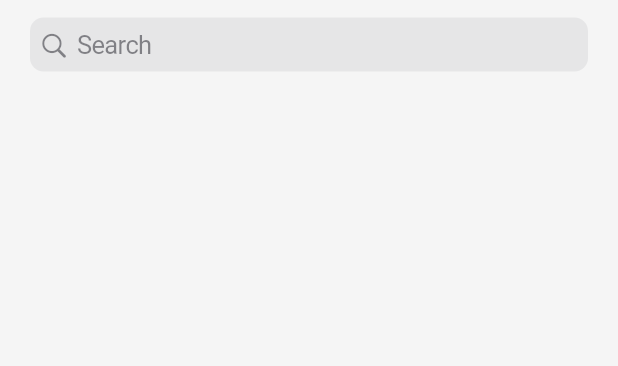
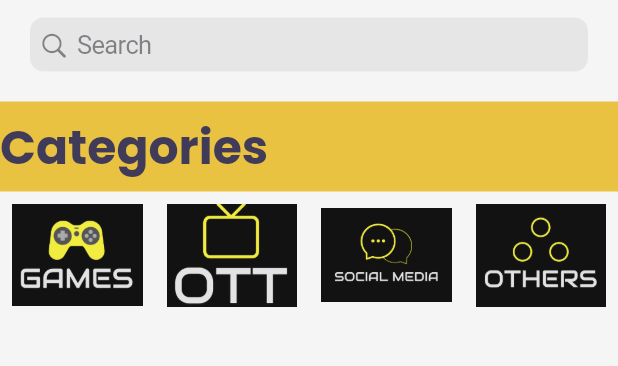
Before and after one commit to Abhishekkr3003/AccUp, a Flutter app: the HomeScreenViewer screen opened by its route, on a phone screen of 412 x 824 dp, the part 89-455 px from its top. Run offline on Flutter 3.47's test engine with Material 2 defaults, Android fonts, the light colour scheme and no system bars; our stand-ins replace cloud_firestore, firebase_auth, firebase_core, flutter_signin_button, fluttertoast, font_awesome_flutter and 3 more; accounts and stored records are empty.

Commit message:
Worked on login and home Page
Co-authored-by: Abhishek Kumar <abhishekkr3003@gmail.com>

```diff
--- a/lib/Pages/HomePage.dart
+++ b/lib/Pages/HomePage.dart
@@ -6,6 +6,7 @@
 import 'package:velocity_x/velocity_x.dart';
 import 'package:accup/widgets/HomePageWidgets/CatalogHeader.dart';
 import 'package:accup/widgets/HomePageWidgets/CatalogShower.dart';
+import 'package:accup/widgets/reusable_card.dart';
 
 class HomePage extends StatefulWidget {
   @override
@@ -77,7 +78,8 @@
           child: Column(
             crossAxisAlignment: CrossAxisAlignment.start,
             children: [
-              Row(
+              Container(
+                child: Row(
                   mainAxisAlignment: MainAxisAlignment.spaceBetween,
                   children: [
                     CatalogHeader().pOnly(left: 20, top: 12, right: 20),
@@ -111,6 +113,7 @@
                           ),
                   ],
                 ).pOnly(left: 20, right: 16),
+              ),
               CupertinoSearchTextField(
                 style: TextStyle(
                   color: context.primaryColor,
@@ -120,6 +123,85 @@
                 },
               ).pOnly(top: 12, left: 20, right: 20),
               20.heightBox,
+              Container(
+                color: Color(0xFFE9C241),
+                height: 60.0,
+                child: Row(
+                  children: [
+                    "Categories"
+                        .text
+                        .xl4
+                        .color(context.accentColor)
+                        .bold
+                        .make(),
+                    SizedBox(
+                      height: 35,
+                      width: 75,
+                    ),
+                    //"Show All".text.xl3.color(context.accentColor).bold.make(),
+                    // GestureDetector(
+                    //   onTap: () {
+                    //     print('object');
+                    //     setState(() {});
+                    //   },
+                    //   child: Icon(
+                    //     Icons.article_outlined,
+                    //     size: 40.0,
+                    //   ),
+                    // ),
+                  ],
+                ),
+              ),
+              Row(
+                crossAxisAlignment: CrossAxisAlignment.center,
+                children: [
+                  Expanded(
+                    //flex: 2, if we want to change the size of the expanded widget to a different ratio.
+                    child: TextButton(
+                      onPressed: () {
+                        setState(() {});
+                      },
+                      child: Image.asset('assets/images/games.png'),
+                    ),
+                  ),
+                  Expanded(
+                    //flex: 2, if we want to change the size of the expanded widget to a different ratio.
+                    child: TextButton(
+                      onPressed: () {
+                        setState(() {});
+                      },
+                      child: Image.asset('assets/images/OTT.png'),
+                    ),
+                  ),
+                  Expanded(
+                    //flex: 2, if we want to change the size of the expanded widget to a different ratio.
+                    child: TextButton(
+                      onPressed: () {
+                        setState(() {});
+                      },
+                      child: Image.asset(
+                        'assets/images/SocialMedia.png',
+                      ),
+                    ),
+                  ),
+                  Expanded(
+                    //flex: 2, if we want to change the size of the expanded widget to a different ratio.
+                    child: TextButton(
+                      onPressed: () {
+                        setState(() {});
+                      },
+                      child: Image.asset(
+                        'assets/images/others.png',
+                      ),
+                    ),
+                  ),
+                ],
+              ),
+
+              //  Container(
+              //    child: GridView(
+              //    ),),
+              // )
               // (CatalogModel.items != null && CatalogModel.items!.length > 0)
               //     ? CatalogShower().pOnly(left: 20, right: 20).expand()
               //     : Center(
--- a/lib/Pages/SplashScreen.dart
+++ b/lib/Pages/SplashScreen.dart
@@ -50,7 +50,7 @@
           child: Row(
             mainAxisAlignment: MainAxisAlignment.center,
             children: [
-              "Cataloap".text.bold.color(context.theme.buttonColor).xl6.make(),
+              "AccUP".text.bold.color(context.theme.buttonColor).xl6.make(),
               Icon(CupertinoIcons.cart)
             ],
           ),
--- a/pubspec.yaml
+++ b/pubspec.yaml
@@ -65,9 +65,8 @@
   uses-material-design: true
 
   # To add assets to your application, add an assets section, like this:
-  # assets:
-  #   - images/a_dot_burr.jpeg
-  #   - images/a_dot_ham.jpeg
+  assets:
+    - assets/images/
 
   # An image asset can refer to one or more resolution-specific "variants", see
   # https://flutter.dev/assets-and-images/#resolution-aware.
```
Also changed, not shown: lib/Pages/loginPage.dart (+45 -44 lines), lib/main.dart (+30 -29 lines), lib/widgets/reusable_card.dart (added, +18 -0 lines), assets/images/OTT.png (added), assets/images/SocialMedia.png (added), assets/images/games.png (added), assets/images/others.png (added), assets/images/signin.png (added), 1 other file. Lines whose indentation alone changed are shown as unchanged.
